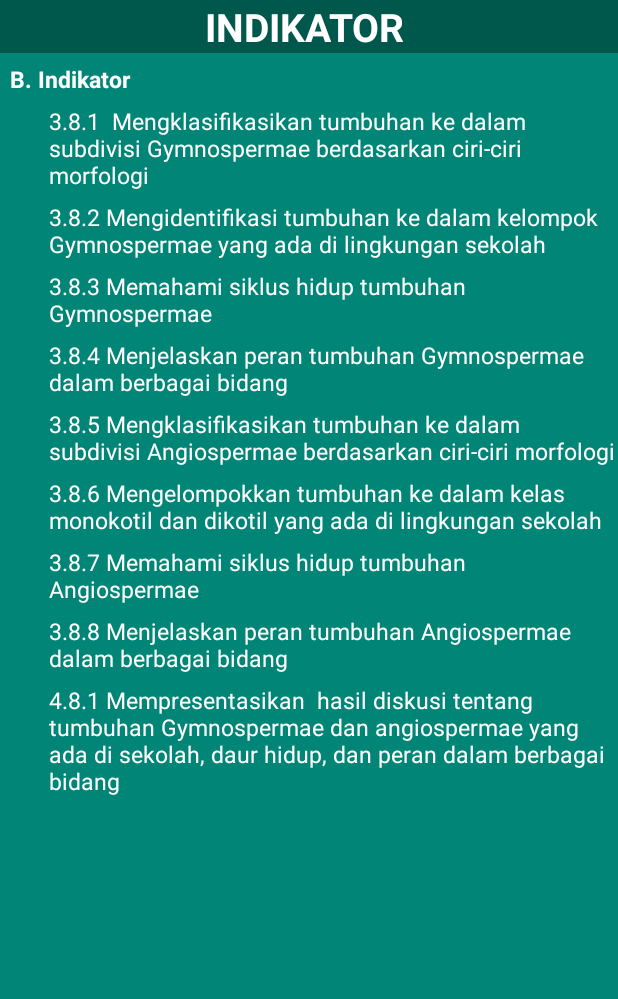
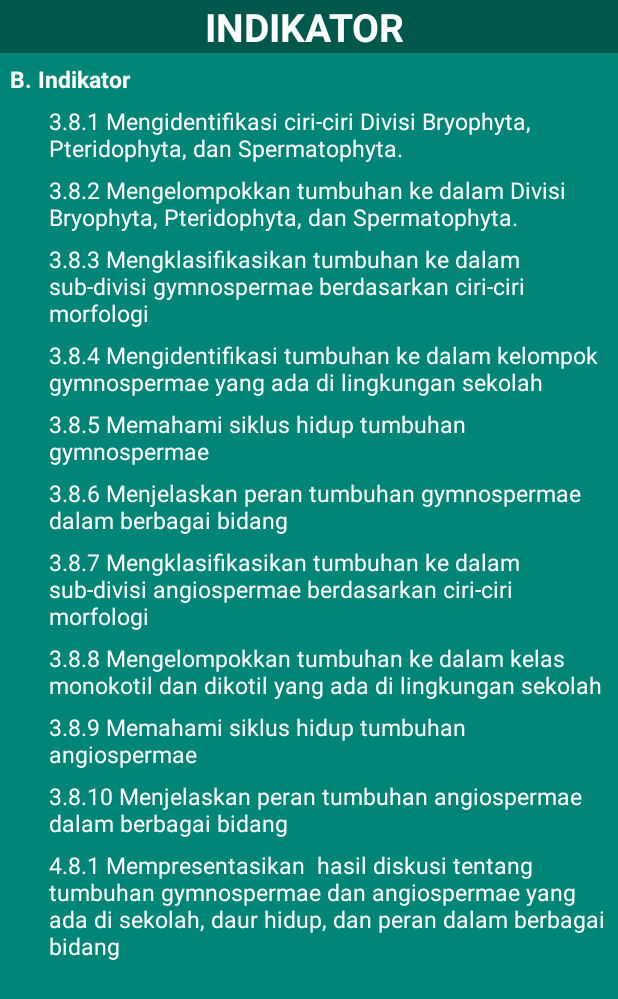
Before and after one commit to adnanreza21/Palindrome, an Android app: the IndikatorActivity screen opened directly, with no data from a screen before it, on a phone screen of 412 x 824 dp. Shown: the top 999 px of the screen. Run offline under Robolectric (Android 15) with nearby library versions, the phone set to English and light mode, and no system bars; our stand-ins replace sdp/ssp sizes.

Commit message:
projek spermato

```diff
--- a/Spermatophyta/app/src/main/res/layout/activity_indikator.xml
+++ b/Spermatophyta/app/src/main/res/layout/activity_indikator.xml
@@ -39,7 +39,7 @@
             android:layout_marginLeft="@dimen/_25sdp"
             android:layout_marginTop="@dimen/_5sdp"
             android:layout_marginRight="@dimen/_1sdp"
-            android:text="3.8.1  Mengklasifikasikan tumbuhan ke dalam subdivisi Gymnospermae berdasarkan ciri-ciri morfologi"
+            android:text="3.8.1 Mengidentifikasi ciri-ciri Divisi Bryophyta, Pteridophyta, dan Spermatophyta."
             android:textColor="@color/white"
             android:textSize="@dimen/_12sdp" />
 
@@ -49,7 +49,7 @@
             android:layout_marginLeft="@dimen/_25sdp"
             android:layout_marginTop="@dimen/_5sdp"
             android:layout_marginRight="@dimen/_1sdp"
-            android:text="3.8.2 Mengidentifikasi tumbuhan ke dalam kelompok Gymnospermae yang ada di lingkungan sekolah"
+            android:text="3.8.2 Mengelompokkan tumbuhan ke dalam Divisi Bryophyta, Pteridophyta, dan Spermatophyta."
             android:textColor="@color/white"
             android:textSize="@dimen/_12sdp" />
 
@@ -59,7 +59,7 @@
             android:layout_marginLeft="@dimen/_25sdp"
             android:layout_marginTop="@dimen/_5sdp"
             android:layout_marginRight="@dimen/_1sdp"
-            android:text="3.8.3 Memahami siklus hidup tumbuhan Gymnospermae "
+            android:text="3.8.3 Mengklasifikasikan tumbuhan ke dalam sub-divisi gymnospermae berdasarkan ciri-ciri morfologi"
             android:textColor="@color/white"
             android:textSize="@dimen/_12sdp" />
 
@@ -69,7 +69,7 @@
             android:layout_marginLeft="@dimen/_25sdp"
             android:layout_marginTop="@dimen/_5sdp"
             android:layout_marginRight="@dimen/_1sdp"
-            android:text="3.8.4 Menjelaskan peran tumbuhan Gymnospermae dalam berbagai bidang"
+            android:text="3.8.4 Mengidentifikasi tumbuhan ke dalam kelompok gymnospermae yang ada di lingkungan sekolah"
             android:textColor="@color/white"
             android:textSize="@dimen/_12sdp" />
 
@@ -79,7 +79,7 @@
             android:layout_marginLeft="@dimen/_25sdp"
             android:layout_marginTop="@dimen/_5sdp"
             android:layout_marginRight="@dimen/_1sdp"
-            android:text="3.8.5 Mengklasifikasikan tumbuhan ke dalam subdivisi Angiospermae berdasarkan ciri-ciri morfologi"
+            android:text="3.8.5 Memahami siklus hidup tumbuhan gymnospermae "
             android:textColor="@color/white"
             android:textSize="@dimen/_12sdp" />
 
@@ -89,7 +89,7 @@
             android:layout_marginLeft="@dimen/_25sdp"
             android:layout_marginTop="@dimen/_5sdp"
             android:layout_marginRight="@dimen/_1sdp"
-            android:text="3.8.6 Mengelompokkan tumbuhan ke dalam kelas monokotil dan dikotil yang ada di lingkungan sekolah"
+            android:text="3.8.6 Menjelaskan peran tumbuhan gymnospermae dalam berbagai bidang"
             android:textColor="@color/white"
             android:textSize="@dimen/_12sdp" />
 
@@ -99,7 +99,7 @@
             android:layout_marginLeft="@dimen/_25sdp"
             android:layout_marginTop="@dimen/_5sdp"
             android:layout_marginRight="@dimen/_1sdp"
-            android:text="3.8.7 Memahami siklus hidup tumbuhan Angiospermae "
+            android:text="3.8.7 Mengklasifikasikan tumbuhan ke dalam sub-divisi angiospermae berdasarkan ciri-ciri morfologi"
             android:textColor="@color/white"
             android:textSize="@dimen/_12sdp" />
 
@@ -109,7 +109,7 @@
             android:layout_marginLeft="@dimen/_25sdp"
             android:layout_marginTop="@dimen/_5sdp"
             android:layout_marginRight="@dimen/_1sdp"
-            android:text="3.8.8 Menjelaskan peran tumbuhan Angiospermae dalam berbagai bidang"
+            android:text="3.8.8 Mengelompokkan tumbuhan ke dalam kelas monokotil dan dikotil yang ada di lingkungan sekolah"
             android:textColor="@color/white"
             android:textSize="@dimen/_12sdp" />
 
@@ -119,8 +119,30 @@
             android:layout_marginLeft="@dimen/_25sdp"
             android:layout_marginTop="@dimen/_5sdp"
             android:layout_marginRight="@dimen/_1sdp"
-            android:text="4.8.1 Mempresentasikan  hasil diskusi tentang tumbuhan Gymnospermae dan angiospermae yang ada di sekolah, daur hidup, dan peran dalam berbagai bidang"
+            android:text="3.8.9 Memahami siklus hidup tumbuhan angiospermae "
             android:textColor="@color/white"
             android:textSize="@dimen/_12sdp" />
+
+        <TextView
+            android:layout_width="wrap_content"
+            android:layout_height="wrap_content"
+            android:layout_marginLeft="@dimen/_25sdp"
+            android:layout_marginTop="@dimen/_5sdp"
+            android:layout_marginRight="@dimen/_1sdp"
+            android:text="3.8.10 Menjelaskan peran tumbuhan angiospermae dalam berbagai bidang"
+            android:textColor="@color/white"
+            android:textSize="@dimen/_12sdp" />
+
+        <TextView
+            android:layout_width="wrap_content"
+            android:layout_height="wrap_content"
+            android:layout_marginLeft="@dimen/_25sdp"
+            android:layout_marginTop="@dimen/_5sdp"
+            android:layout_marginRight="@dimen/_1sdp"
+            android:text="4.8.1 Mempresentasikan  hasil diskusi tentang tumbuhan gymnospermae dan angiospermae yang ada di sekolah, daur hidup, dan peran dalam berbagai bidang"
+            android:textColor="@color/white"
+            android:textSize="@dimen/_12sdp" />
+
+
     </LinearLayout>
 </ScrollView>
```
